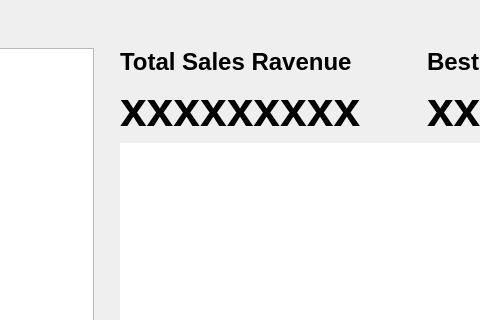
Ren-Com/CoffeeShopSystemMadeWithQT, file dialog2.ui: the form before one commit; both pictures show x 493 to 973 and y 0 to 320 of the 1200 by 600 pixel window.
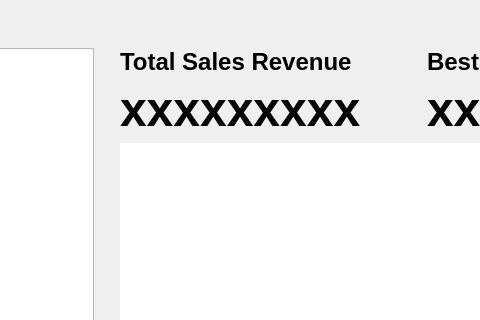
The form after the commit.

Diff of the .ui file:
```diff
--- a/dialog2.ui
+++ b/dialog2.ui
@@ -102,7 +102,7 @@
            <item>
             <widget class="QLabel" name="label_2">
              <property name="text">
-              <string>&lt;html&gt;&lt;head/&gt;&lt;body&gt;&lt;p&gt;&lt;span style=&quot; font-size:18pt; font-weight:700;&quot;&gt;Total Sales Ravenue&lt;/span&gt;&lt;/p&gt;&lt;/body&gt;&lt;/html&gt;</string>
+              <string>&lt;html&gt;&lt;head/&gt;&lt;body&gt;&lt;p&gt;&lt;span style=&quot; font-size:18pt; font-weight:700;&quot;&gt;Total Sales Revenue&lt;/span&gt;&lt;/p&gt;&lt;/body&gt;&lt;/html&gt;</string>
              </property>
             </widget>
            </item>
```
